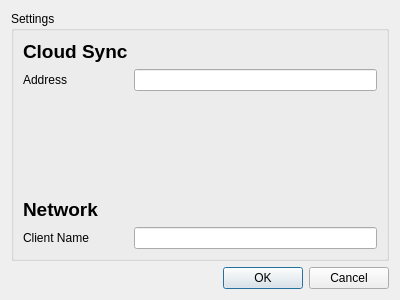
Above: ExeQt/settingsdialog.ui from AlexandruIstrate/ExeQt before the change. Below: the same form after it.
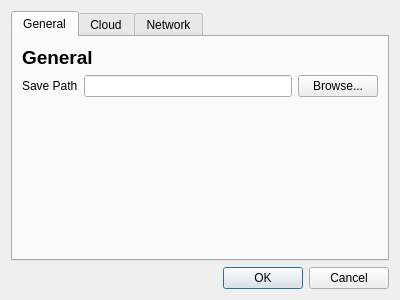
That is the form after the change.

Commit message: Improved settings and compatibility with the operating system

Patch:
```diff
--- a/ExeQt/settingsdialog.ui
+++ b/ExeQt/settingsdialog.ui
@@ -15,36 +15,38 @@
   </property>
   <layout class="QVBoxLayout" name="verticalLayout">
    <item>
-    <widget class="QGroupBox" name="groupBox">
-     <property name="title">
-      <string>Settings</string>
+    <widget class="QTabWidget" name="tabWidget">
+     <property name="tabPosition">
+      <enum>QTabWidget::North</enum>
      </property>
-     <layout class="QFormLayout" name="formLayout">
+     <property name="tabShape">
+      <enum>QTabWidget::Rounded</enum>
+     </property>
+     <property name="currentIndex">
+      <number>0</number>
+     </property>
+     <property name="elideMode">
+      <enum>Qt::ElideNone</enum>
+     </property>
+     <property name="documentMode">
+      <bool>false</bool>
+     </property>
+     <property name="tabBarAutoHide">
+      <bool>false</bool>
+     </property>
+     <widget class="QWidget" name="tabGeneral">
+      <attribute name="title">
+       <string>General</string>
+      </attribute>
+      <layout class="QGridLayout" name="gridLayout">
       <item row="1" column="0">
-       <widget class="QLabel" name="label">
+        <widget class="QLabel" name="label_6">
         <property name="text">
-         <string>Address</string>
-        </property>
-       </widget>
-      </item>
-      <item row="1" column="1">
-       <widget class="QLineEdit" name="edtAddress"/>
-      </item>
-      <item row="0" column="0">
-       <widget class="QLabel" name="label_2">
-        <property name="text">
-         <string>&lt;html&gt;&lt;head/&gt;&lt;body&gt;&lt;p&gt;&lt;span style=&quot; font-size:14pt; font-weight:600;&quot;&gt;Cloud Sync&lt;/span&gt;&lt;/p&gt;&lt;/body&gt;&lt;/html&gt;</string>
+          <string>Save Path</string>
         </property>
        </widget>
       </item>
       <item row="3" column="0">
-       <widget class="QLabel" name="label_3">
-        <property name="text">
-         <string>&lt;html&gt;&lt;head/&gt;&lt;body&gt;&lt;p&gt;&lt;span style=&quot; font-size:14pt; font-weight:600;&quot;&gt;Network&lt;/span&gt;&lt;/p&gt;&lt;/body&gt;&lt;/html&gt;</string>
-        </property>
-       </widget>
-      </item>
-      <item row="2" column="0">
        <spacer name="verticalSpacer">
         <property name="orientation">
          <enum>Qt::Vertical</enum>
@@ -57,17 +59,80 @@
         </property>
        </spacer>
       </item>
-      <item row="4" column="0">
+       <item row="0" column="0" colspan="3">
+        <widget class="QLabel" name="label_5">
+         <property name="text">
+          <string>&lt;html&gt;&lt;head/&gt;&lt;body&gt;&lt;p&gt;&lt;span style=&quot; font-size:14pt; font-weight:600;&quot;&gt;General&lt;/span&gt;&lt;/p&gt;&lt;/body&gt;&lt;/html&gt;</string>
+         </property>
+        </widget>
+       </item>
+       <item row="1" column="1">
+        <widget class="QLineEdit" name="edtSavePath"/>
+       </item>
+       <item row="1" column="2">
+        <widget class="QPushButton" name="btnBrowse">
+         <property name="text">
+          <string>Browse...</string>
+         </property>
+        </widget>
+       </item>
+       <item row="2" column="2">
+        <widget class="QLabel" name="lblPathError">
+         <property name="text">
+          <string/>
+         </property>
+        </widget>
+       </item>
+      </layout>
+     </widget>
+     <widget class="QWidget" name="tabCloudSync">
+      <attribute name="title">
+       <string>Cloud</string>
+      </attribute>
+      <layout class="QFormLayout" name="formLayout_2">
+       <item row="0" column="0" colspan="2">
+        <widget class="QLabel" name="label_2">
+         <property name="text">
+          <string>&lt;html&gt;&lt;head/&gt;&lt;body&gt;&lt;p&gt;&lt;span style=&quot; font-size:14pt; font-weight:600;&quot;&gt;Cloud Sync&lt;/span&gt;&lt;/p&gt;&lt;/body&gt;&lt;/html&gt;</string>
+         </property>
+        </widget>
+       </item>
+       <item row="1" column="0">
+        <widget class="QLabel" name="label">
+         <property name="text">
+          <string>Address</string>
+         </property>
+        </widget>
+       </item>
+       <item row="1" column="1">
+        <widget class="QLineEdit" name="edtAddress"/>
+       </item>
+      </layout>
+     </widget>
+     <widget class="QWidget" name="tabNetwork">
+      <attribute name="title">
+       <string>Network</string>
+      </attribute>
+      <layout class="QFormLayout" name="formLayout">
+       <item row="0" column="0">
+        <widget class="QLabel" name="label_3">
+         <property name="text">
+          <string>&lt;html&gt;&lt;head/&gt;&lt;body&gt;&lt;p&gt;&lt;span style=&quot; font-size:14pt; font-weight:600;&quot;&gt;Network&lt;/span&gt;&lt;/p&gt;&lt;/body&gt;&lt;/html&gt;</string>
+         </property>
+        </widget>
+       </item>
+       <item row="1" column="0">
        <widget class="QLabel" name="label_4">
         <property name="text">
          <string>Client Name</string>
         </property>
        </widget>
       </item>
-      <item row="4" column="1">
+       <item row="1" column="1">
        <widget class="QLineEdit" name="edtClientName"/>
       </item>
      </layout>
+     </widget>
     </widget>
    </item>
    <item>
```
Lines whose indentation alone changed are shown as unchanged. The commit also changes 130 other files.
